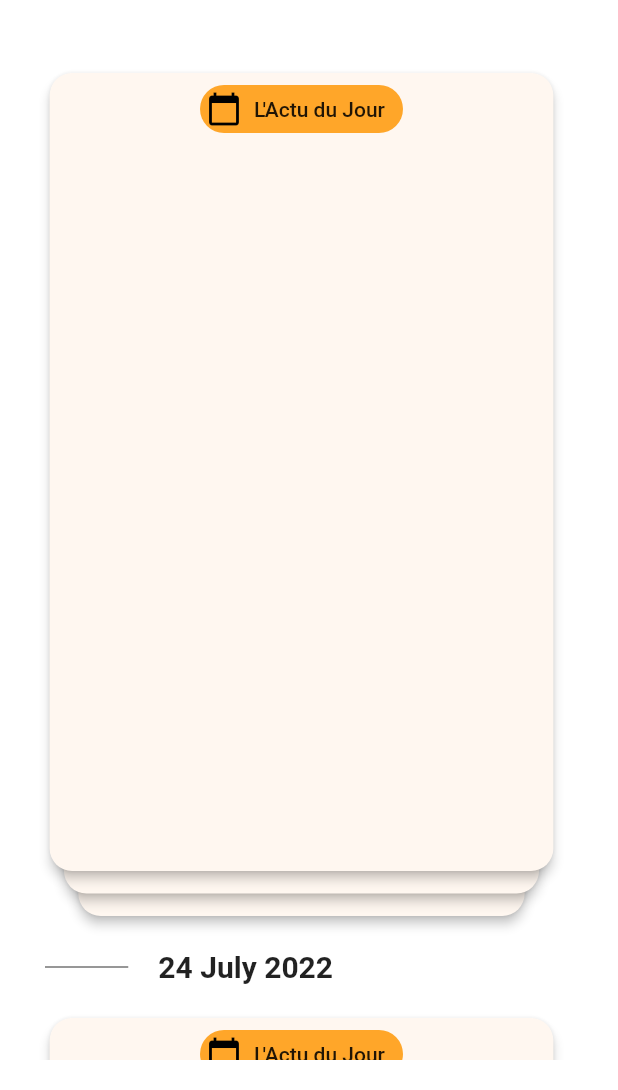
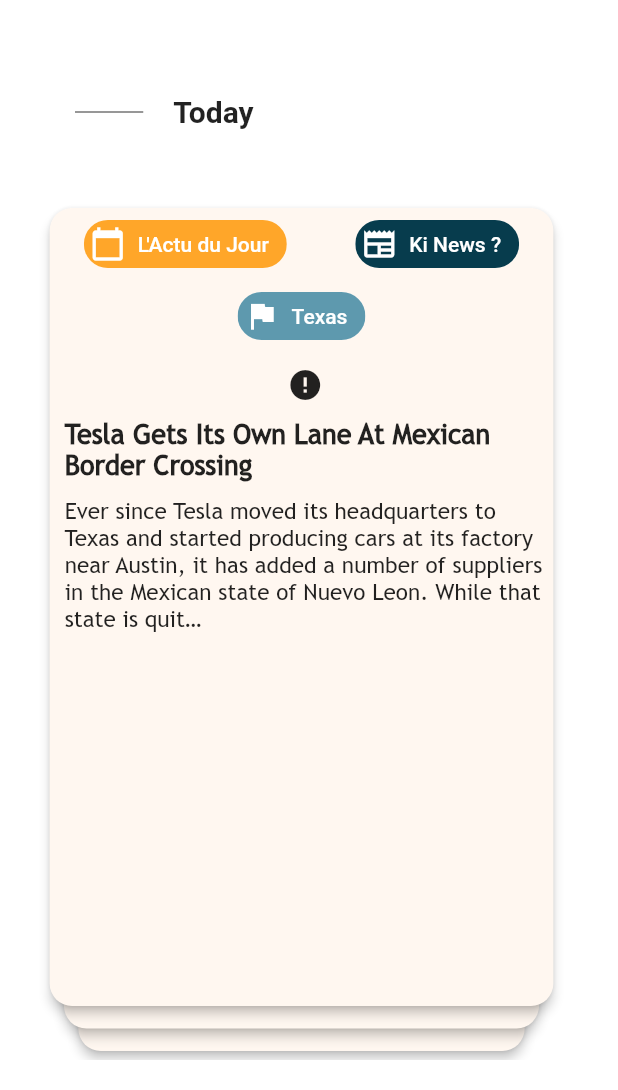
Before and after one commit to kherin/newscroll, a Flutter app: the screen it shows after launch, on a phone screen of 412 x 824 dp, the part 146-1236 px from its top. Run offline on Flutter 3.47's test engine with Material 2 defaults, Android fonts, the phone set to English and light mode, and no system bars; drawn by our look-alikes of cached_network_image, tcard; network calls fail; Roboto replaces fonts that are missing (GowunBatang).

Commit message:
feat(ui): added tags to card

```diff
--- a/assets/mocks/news.json
+++ b/assets/mocks/news.json
@@ -3,36 +3,36 @@
     "2022-07-24T07:02:43.000Z": [
       {
         "id": "1",
-        "text": "",
-        "title": "",
-        "context": "",
-        "imageURL": "",
-        "cardType": "sponsored",
+        "text": "Ever since Tesla moved its headquarters to Texas and started producing cars at its factory near Austin, it has added a number of suppliers in the Mexican state of Nuevo Leon. While that state is quit…",
+        "title": "Tesla Gets Its Own Lane At Mexican Border Crossing",
+        "context": "Texas",
+        "imageURL": "https://cleantechnica.com/files/2022/07/Nuevo-Leon.jpg",
+        "cardType": "photo_card",
         "markedAsRead": "0",
         "publishedDate": "2022-07-24T07:02:43.000Z",
-        "contentCategory": ""
+        "contentCategory": "ki_news"
       },
       {
         "id": "2",
-        "text": "",
-        "title": "",
-        "context": "",
+        "text": "Ella Gupta made her first investment when she was 10. With the help of her parents, she took half the profits of her bracelet-making business and invested in the stock market. At 14, she opened a Rot…",
+        "title": "The Bear Market Has Brought 'Fear and Uncertainty' for Gen-Z. How They're Coping. - Barron's",
+        "context": "US",
         "imageURL": "",
-        "cardType": "sponsored",
+        "cardType": "news_card",
         "markedAsRead": "0",
         "publishedDate": "2022-07-24T07:02:43.000Z",
-        "contentCategory": ""
+        "contentCategory": "ki_news"
       },
       {
         "id": "3",
-        "text": "",
-        "title": "",
-        "context": "",
-        "imageURL": "",
-        "cardType": "sponsored",
+        "text": "Plus: The FCC cracks down on car warranty robocalls, Thai activists get targeted by NSO's Pegasus, and the Russia-Ukraine cyberwar continues.",
+        "title": "The January 6 Secret Service Text Scandal Turns Criminal",
+        "context": "United States",
+        "imageURL": "https://media.wired.com/photos/62db3603a524e4ef61bb6889/191:100/w_1280,c_limit/January-6-Secret-Service-Security-GettyImages-1230451801.jpg",
+        "cardType": "photo_card",
         "markedAsRead": "0",
         "publishedDate": "2022-07-24T07:02:43.000Z",
-        "contentCategory": ""
+        "contentCategory": "ki_news"
       }
     ]
   },
@@ -40,25 +40,25 @@
     "2022-07-23T07:02:43.000Z": [
       {
         "id": "4",
-        "text": "",
-        "title": "",
-        "context": "",
-        "imageURL": "",
-        "cardType": "sponsored",
+        "text": "Indian online insurer Policybazaar confirmed on Sunday that it was subject to an unspecified security incident but found that “no significant” customer data was exposed — or in other words, some was. Policybazaar, which sells a range of insurance coverage, sa…",
+        "title": "Online insurer Policybazaar says customer data was exposed by 'unauthorized access'",
+        "context": "India",
+        "imageURL": "https://techcrunch.com/wp-content/uploads/2019/10/GettyImages-585107455.jpeg?w=599",
+        "cardType": "photo_card",
         "markedAsRead": "0",
         "publishedDate": "2022-07-23T07:02:43.000Z",
-        "contentCategory": ""
+        "contentCategory": "ki_news"
       },
       {
         "id": "5",
-        "text": "",
-        "title": "",
-        "context": "",
-        "imageURL": "",
-        "cardType": "sponsored",
+        "text": "Welcome back to Chain Reaction. Last week, we looked at a crossover episode for meme investing. This week, we’re talking about Musk dumping tokens while holding onto others. You can get this newsletter in your inbox every week by subscribing on TechCrunch’s n…",
+        "title": "The Dogefather sends his regards",
+        "context": "United States",
+        "imageURL": "https://techcrunch.com/wp-content/uploads/2018/11/elon-musk.jpeg?w=600",
+        "cardType": "photo_card",
         "markedAsRead": "0",
         "publishedDate": "2022-07-23T07:02:43.000Z",
-        "contentCategory": ""
+        "contentCategory": "ki_news"
       }
     ]
   }
--- a/lib/pages/feed.dart
+++ b/lib/pages/feed.dart
@@ -3,6 +3,7 @@
 //widgets
 import 'package:newscroll/widgets/app_title.dart';
 import '../widgets/feed_list.dart';
+import '../widgets/time_divider.dart';
 
 class FeedPage extends StatefulWidget {
   const FeedPage({Key? key}) : super(key: key);
@@ -20,10 +21,14 @@
         padding: const EdgeInsets.fromLTRB(10, 20, 20, 20),
         child: Column(
           mainAxisAlignment: MainAxisAlignment.spaceBetween,
-          children: const <Widget>[
+          children: <Widget>[
             Padding(
               padding: EdgeInsets.fromLTRB(20, 30, 20, 30),
               child: AppTitle(fontSize: 40),
+            ),
+            Padding(
+              padding: EdgeInsets.fromLTRB(20, 30, 20, 30),
+              child: TimeDivider(DateTime.now(), true),
             ),
             Expanded(
               child: FeedList(),
--- a/lib/widgets/feed_list.dart
+++ b/lib/widgets/feed_list.dart
@@ -32,7 +32,7 @@
             },
             separatorBuilder: (BuildContext context, int index) {
               NewsPaperModel newspaper = snapshot.data[index];
-              return TimeDivider(newspaper.publishedDate);
+              return TimeDivider(newspaper.publishedDate, false);
             });
       },
       future: ApiService.getMockedNews(),
--- a/lib/widgets/news_card.dart
+++ b/lib/widgets/news_card.dart
@@ -6,6 +6,9 @@
 import '../shared/constants.dart';
 // widgets
 import '../widgets/tagged.dart';
+
+// dependencies
+import 'package:cached_network_image/cached_network_image.dart';
 
 class NewsCard extends StatefulWidget {
   final NewsModel news;
@@ -25,8 +28,65 @@
         borderRadius: BorderRadius.circular(15.0),
       ),
       child: Column(
-        children: <Widget>[Tagged(TagType.primary, 'ki_news', 'fr')],
+        children: <Widget>[
+          Row(
+            mainAxisAlignment: MainAxisAlignment.spaceAround,
+            children: <Widget>[
+              Tagged(TagType.primary, widget.news.contentCategory, 'fr'),
+              Tagged(TagType.secondary, widget.news.contentCategory, 'mu')
+            ],
+          ),
+          Row(
+            mainAxisAlignment: MainAxisAlignment.spaceAround,
+            children: <Widget>[
+              Tagged(TagType.tertiary, widget.news.context, 'mu')
+            ],
+          ),
+          Padding(
+            padding: const EdgeInsets.fromLTRB(10, 10, 5, 0),
+            child: getPhoto(widget.news.cardType, widget.news.imageURL),
+          ),
+          Padding(
+            padding: const EdgeInsets.fromLTRB(10, 10, 5, 0),
+            child: Text(
+              widget.news.title.toString(),
+              textAlign: TextAlign.start,
+              style: const TextStyle(
+                fontSize: 18.0,
+                fontFamily: 'Trebuchet',
+                fontWeight: FontWeight.bold,
+              ),
+            ),
+          ),
+          Padding(
+            padding: const EdgeInsets.fromLTRB(10, 10, 5, 0),
+            child: Text(
+              widget.news.text,
+              textAlign: TextAlign.start,
+              overflow: TextOverflow.ellipsis,
+              maxLines: 5,
+              style: const TextStyle(
+                height: 1.2,
+                fontSize: 15.0,
+                fontFamily: 'Trebuchet',
+                fontWeight: FontWeight.normal,
+              ),
+            ),
+          )
+        ],
       ),
     );
   }
+
+  Widget getPhoto(String cardType, String imageURL) {
+    if (cardType == 'photo_card') {
+      return CachedNetworkImage(
+        imageUrl: imageURL,
+        placeholder: (context, url) => const CircularProgressIndicator(),
+        errorWidget: (context, url, error) => const Icon(Icons.error),
+      );
+    } else {
+      return Container();
+    }
+  }
 }
--- a/lib/widgets/tagged.dart
+++ b/lib/widgets/tagged.dart
@@ -17,7 +17,10 @@
         backgroundColor: getColor(tagType),
         child: getIcon(tagType),
       ),
-      label: Text(getLabel(contentCategory, locale)),
+      label: Text(
+        getLabel(contentCategory, locale),
+        style: const TextStyle(color: Colors.white),
+      ),
     );
   }
 
@@ -36,21 +39,21 @@
   String getLabel(String contentCategory, String locale) {
     if (ContentCategoryMap.containsKey(contentCategory)) {
       Map<String, String>? category = ContentCategoryMap[contentCategory];
-      return category?[locale] ?? 'unknown';
+      return category?[locale] ?? contentCategory;
     } else {
-      return "unknown";
+      return contentCategory;
     }
   }
 
   Icon getIcon(TagType tagtype) {
     if (tagType == TagType.primary) {
-      return Icon(Icons.calendar_today, color: Colors.black);
+      return const Icon(Icons.calendar_today, color: Colors.white);
     } else if (tagType == TagType.secondary) {
-      return Icon(Icons.newspaper, color: Colors.black);
+      return const Icon(Icons.newspaper, color: Colors.white);
     } else if (tagType == TagType.tertiary) {
-      return Icon(Icons.flag, color: Colors.black);
+      return const Icon(Icons.flag, color: Colors.white);
     } else {
-      return Icon(Icons.question_mark, color: Colors.black);
+      return const Icon(Icons.question_mark, color: Colors.white);
     }
   }
 }
--- a/lib/widgets/time_divider.dart
+++ b/lib/widgets/time_divider.dart
@@ -5,7 +5,8 @@
 
 class TimeDivider extends StatelessWidget {
   final DateTime incomingDateTime;
-  TimeDivider(this.incomingDateTime);
+  final bool isToday;
+  TimeDivider(this.incomingDateTime, this.isToday);
 
   @override
   Widget build(BuildContext context) {
@@ -26,17 +27,33 @@
         ),
         Expanded(
           flex: 3,
-          child: Text(
-            '${Utils.formatDateTime(incomingDateTime)}',
+          child: getDate(incomingDateTime, isToday),
+        )
+      ],
+    );
+  }
+
+  Widget getDate(DateTime incomingDateTime, bool isToday) {
+    if (isToday) {
+      return const Text(
+        'Today',
         textAlign: TextAlign.left,
         style: TextStyle(
           fontSize: 20,
           fontFamily: 'GowunBatang',
           fontWeight: FontWeight.bold,
         ),
+      );
+    } else {
+      return Text(
+        Utils.formatDateTime(incomingDateTime),
+        textAlign: TextAlign.left,
+        style: const TextStyle(
+          fontSize: 20,
+          fontFamily: 'GowunBatang',
+          fontWeight: FontWeight.bold,
         ),
-        ),
-      ],
       );
     }
   }
+}
--- a/pubspec.yaml
+++ b/pubspec.yaml
@@ -32,6 +32,7 @@
   rive: ^0.9.0
   tcard: ^1.3.5
   intl: ^0.17.0
+  cached_network_image: ^3.2.1
 
   # The following adds the Cupertino Icons font to your application.
   # Use with the CupertinoIcons class for iOS style icons.
@@ -83,3 +84,8 @@
         - asset: assets/fonts/GowunBatang-Regular.ttf
         - asset: assets/fonts/GowunBatang-Bold.ttf
           weight: 700
+    - family: Trebuchet
+      fonts:
+        - asset: assets/fonts/trebuc.ttf
+        - asset: assets/fonts/Trebuchet-MS-Italic.ttf
+          style: italic
```
Also changed, not shown: assets/fonts/Trebuchet-MS-Italic.ttf (added), assets/fonts/trebuc.ttf (added), pubspec.lock, 1 other file. Lines whose indentation alone changed are shown as unchanged.
